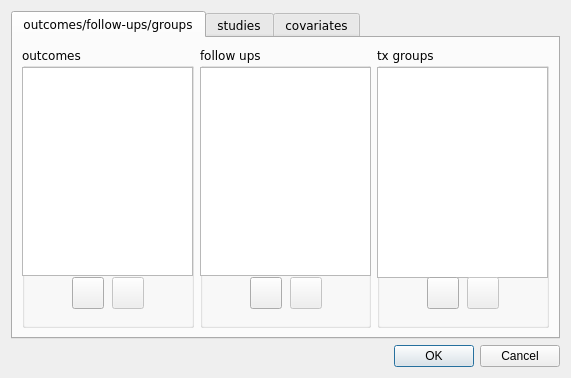
Above: src/forms/edit_dialog2.ui from AliSalman-et-al/openmeta-analyst-community before the change. Below: the same form after it.
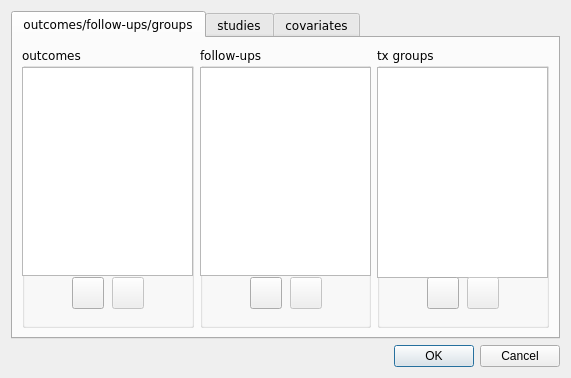
That is the form after the change. Icons and pictures are not drawn.

The edit to the form file:
```diff
--- a/src/forms/edit_dialog2.ui
+++ b/src/forms/edit_dialog2.ui
@@ -125,7 +125,7 @@
        <item row="0" column="1">
         <widget class="QGroupBox" name="grpbox_follow_ups">
          <property name="title">
-          <string>follow ups</string>
+          <string>follow-ups</string>
          </property>
          <widget class="QListView" name="follow_up_list">
           <property name="geometry">
```
